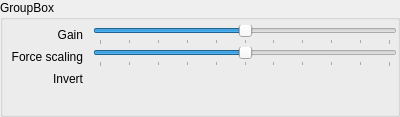
Above: modules/automation/projects/HilecGui/src/telecontrol/TelecontrolHapticWidget.ui from OFFIS-Automation/Framework before the change. Below: the same form after it.
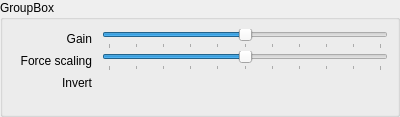
That is the form after the change.

Patch:
```diff
--- a/modules/automation/projects/HilecGui/src/telecontrol/TelecontrolHapticWidget.ui
+++ b/modules/automation/projects/HilecGui/src/telecontrol/TelecontrolHapticWidget.ui
@@ -32,15 +32,6 @@
       <string>GroupBox</string>
      </property>
      <layout class="QVBoxLayout" name="verticalLayout_2">
-      <property name="leftMargin">
-       <number>0</number>
-      </property>
-      <property name="topMargin">
-       <number>5</number>
-      </property>
-      <property name="rightMargin">
-       <number>0</number>
-      </property>
       <item>
        <layout class="QFormLayout" name="formLayout">
         <property name="horizontalSpacing">
```
